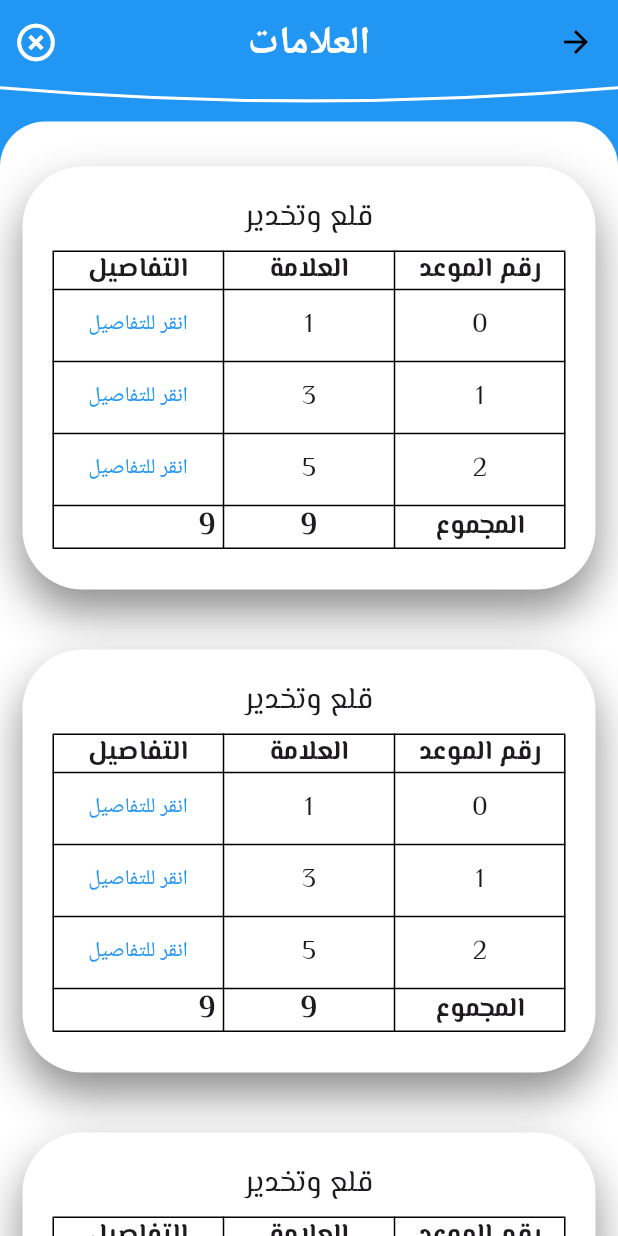
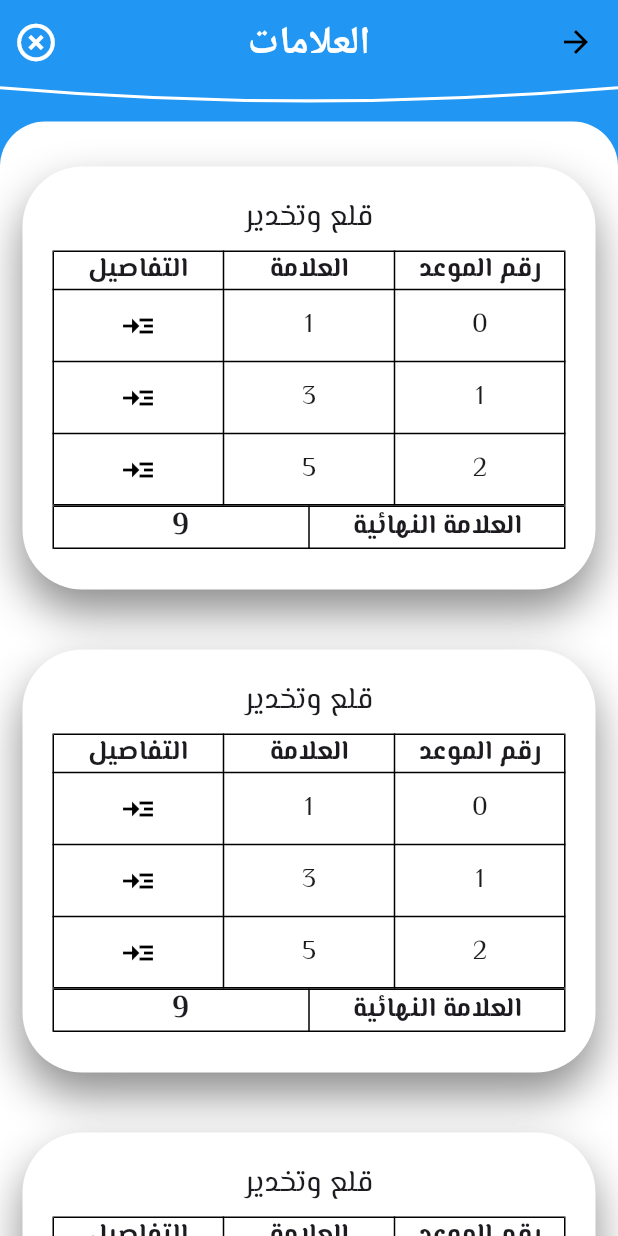
Before and after one commit to abdullah1alawad/new_clinic, a Flutter app: the MarksScreen screen opened directly, on a phone screen of 412 x 824 dp. Run offline on Flutter 3.47's test engine with Material 3 defaults, Android fonts, the phone set to English and light mode, and no system bars; our stand-ins replace dio, flutter_custom_clippers, image_picker, jwt_decoder, shared_preferences; accounts and stored records are empty.

Commit message:
mark card

```diff
--- a/lib/widgets/mark_card.dart
+++ b/lib/widgets/mark_card.dart
@@ -5,10 +5,9 @@ class MarkCard extends StatelessWidget {
 
   @override
   Widget build(BuildContext context) {
-    int _total = 0;
+    int total = 0;
     return Container(
       margin: const EdgeInsets.symmetric(horizontal: 15, vertical: 20),
-      //height: 200,
       decoration: BoxDecoration(
         borderRadius: BorderRadius.circular(40),
         color: Theme.of(context).colorScheme.secondary,
@@ -79,7 +78,7 @@ class MarkCard extends StatelessWidget {
                 ...List.generate(
                   3,
                   (index) {
-                    _total += (index * 2 + 1);
+                    total += (index * 2 + 1);
                     return TableRow(
                       children: [
                         TableCell(
@@ -105,21 +104,30 @@ class MarkCard extends StatelessWidget {
                           ),
                         ),
                         TableCell(
-                          child: TextButton(
+                          child: IconButton(
                             onPressed: () {},
-                            child: Text('انقر للتفاصيل'),
+                            icon: const Icon(
+                              Icons.read_more,
+                              textDirection: TextDirection.ltr,
+                            ),
                           ),
                         ),
                       ],
                     );
                   },
                 ),
+              ],
+            ),
+            Table(
+              border: TableBorder.all(color: Colors.black),
+              defaultVerticalAlignment: TableCellVerticalAlignment.middle,
+              children: [
                 TableRow(
                   children: [
                     const TableCell(
                       child: Center(
                         child: Text(
-                          'المجموع',
+                          'العلامة النهائية',
                           style: TextStyle(
                               fontFamily: 'ElMessiri',
                               fontSize: 18,
@@ -130,7 +138,7 @@ class MarkCard extends StatelessWidget {
                     TableCell(
                       child: Center(
                         child: Text(
-                          '$_total',
+                          '$total',
                           style: const TextStyle(
                               fontFamily: 'ElMessiri',
                               fontSize: 20,
@@ -138,18 +146,6 @@ class MarkCard extends StatelessWidget {
                         ),
                       ),
                     ),
-                    TableCell(
-                      child: Padding(
-                        padding: const EdgeInsets.only(right: 5.0),
-                        child: Text(
-                          '$_total',
-                          style: const TextStyle(
-                              fontFamily: 'ElMessiri',
-                              fontSize: 20,
-                              fontWeight: FontWeight.bold),
-                        ),
-                      ),
-                    )
                   ],
                 ),
               ],
```
